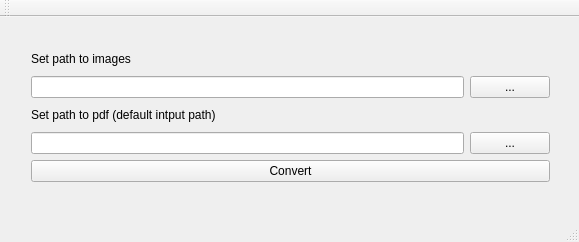
Old version of the form mainwindow.ui in the repository GoldGshok/JpgToPdfConventor.
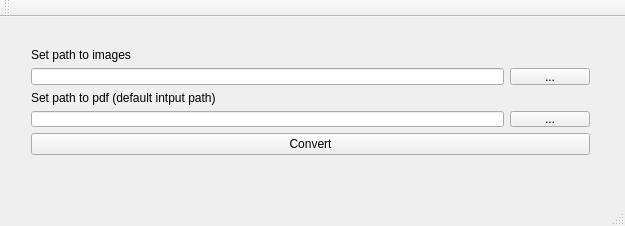
New version of the form.

Commit message: - добавил считывание icon.ico - исправил ошибку с путем для записи pdf

The edit to the form file:
```diff
--- a/mainwindow.ui
+++ b/mainwindow.ui
@@ -6,21 +6,27 @@
    <rect>
     <x>0</x>
     <y>0</y>
-    <width>579</width>
-    <height>242</height>
+    <width>625</width>
+    <height>226</height>
    </rect>
   </property>
   <property name="windowTitle">
    <string>ImagesToPdf Conventer</string>
   </property>
+  <property name="iconSize">
+   <size>
+    <width>90</width>
+    <height>79</height>
+   </size>
+  </property>
   <widget class="QWidget" name="centralWidget">
-   <widget class="QWidget" name="">
+   <widget class="QWidget" name="layoutWidget">
     <property name="geometry">
      <rect>
       <x>20</x>
       <y>20</y>
-      <width>541</width>
-      <height>156</height>
+      <width>581</width>
+      <height>129</height>
      </rect>
     </property>
     <layout class="QVBoxLayout" name="verticalLayout_3">
```
Left out of the diff: 2 changed lines with no effect on the pictures. The commit also changes 2 other files.
